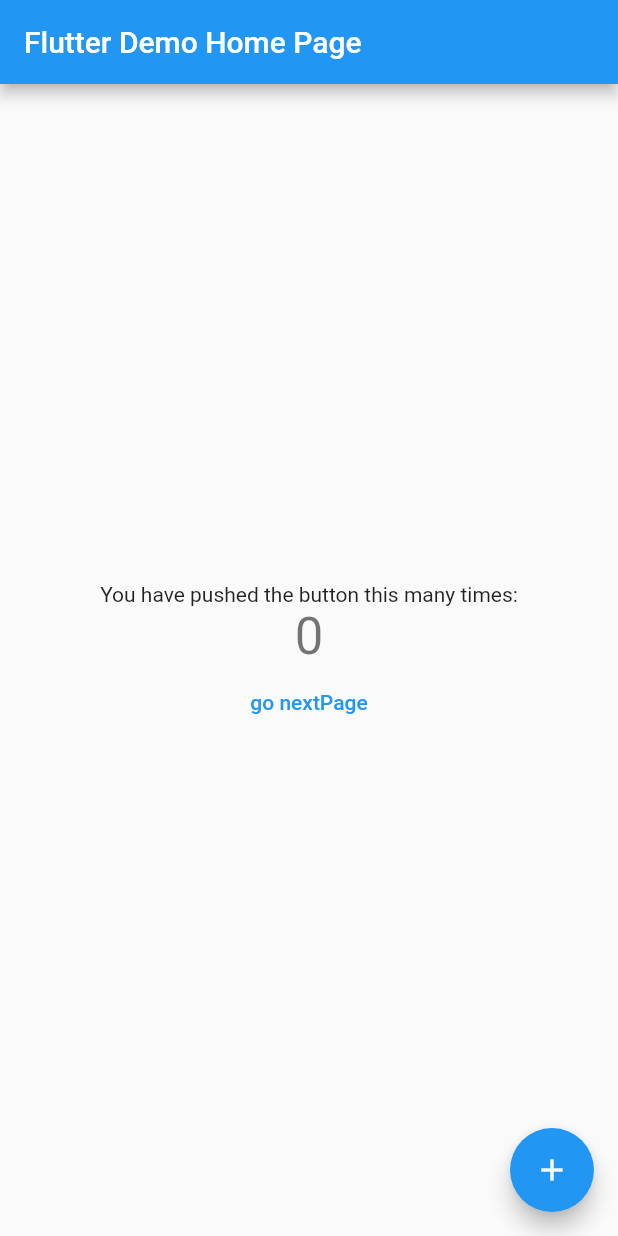
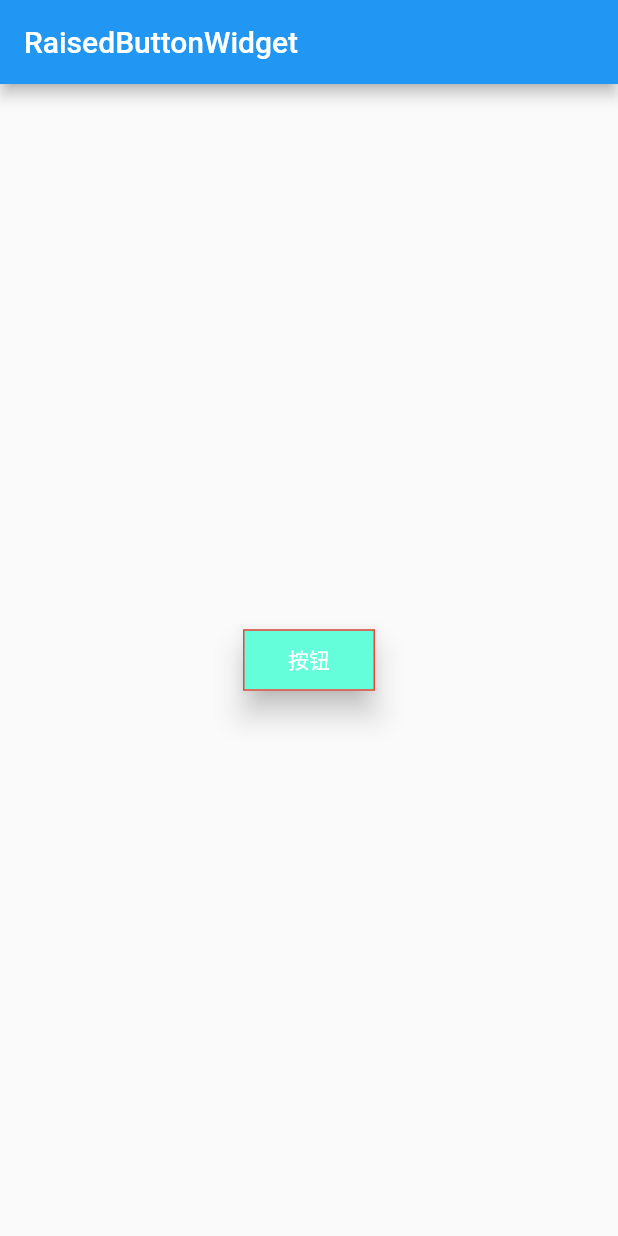
Before and after one commit to bikeming/firstFlutter, a Flutter app: the screen it shows after launch, on a phone screen of 412 x 824 dp. Run offline on Flutter 3.47's test engine with Material 2 defaults, Android fonts, the phone set to English and light mode, and no system bars; our stand-ins replace fluttertoast.

Commit message:
基础控件学习

```diff
--- /dev/null
+++ b/lib/Constants.dart
@@ -0,0 +1,6 @@
+
+class Constants {
+  static const loginText = "登录";
+  static const String userNameText = "用户名";
+  static const String pwdText = "密码";
+}
--- a/lib/main.dart
+++ b/lib/main.dart
@@ -1,76 +1,23 @@
-import 'package:firstflutter/Home.dart';
 import 'package:flutter/material.dart';
+import 'package:http/http.dart' as http;
+import 'LoginPage.dart';
+import 'widgetDemo/TextWidget.dart';
+import 'widgetDemo/ContainerWidget.dart';
+import 'widgetDemo/ImageWidget.dart';
+import 'widgetDemo/TextFieldWidget.dart';
+import 'widgetDemo/RaisedButtonWidget.dart';
 
 void main() => runApp(MyApp());
 
 class MyApp extends StatelessWidget {
-  // This widget is the root of your application.
   @override
   Widget build(BuildContext context) {
     return MaterialApp(
-      title: 'Flutter Demo',
-      theme: ThemeData(
-        primarySwatch: Colors.blue,
-      ),
-      home: MyHomePage(title: 'Flutter Demo Home Page'),
+//      home: new LoginPage(),
+//      home: new TextWidget(),
+//      home: new ContainerWidget(),
+//      home: new TextFieldWidget(),
+      home: new RaisedButtonWidget(),
     );
   }
 }
-
-class MyHomePage extends StatefulWidget {
-  MyHomePage({Key key, this.title}) : super(key: key);
-
-  final String title;
-
-  @override
-  _MyHomePageState createState() => _MyHomePageState();
-}
-
-class _MyHomePageState extends State<MyHomePage> {
-  int _counter = 0;
-
-  void _incrementCounter() {
-    setState(() {
-      _counter++;
-    });
-  }
-
-  @override
-  Widget build(BuildContext context) {
-    return Scaffold(
-      appBar: AppBar(
-        title: Text(widget.title),
-      ),
-      body: Center(
-        child: Column(
-          mainAxisAlignment: MainAxisAlignment.center,
-          children: <Widget>[
-            Text(
-              'You have pushed the button this many times:',
-            ),
-            Text(
-              '$_counter',
-              style: Theme.of(context).textTheme.display1,
-            ),
-            FlatButton(
-              child: Text("go nextPage"),
-              textColor: Colors.blue,
-              onPressed: () {
-                //导航到新路由
-                Navigator.push(context,
-                    new MaterialPageRoute(builder: (context) {
-                  return new Home();
-                }));
-              },
-            ),
-          ],
-        ),
-      ),
-      floatingActionButton: FloatingActionButton(
-        onPressed: _incrementCounter,
-        tooltip: 'Increment',
-        child: Icon(Icons.add),
-      ), // This trailing comma makes auto-formatting nicer for build methods.
-    );
-  }
-}
--- /dev/null
+++ b/lib/widgetDemo/RaisedButtonWidget.dart
@@ -0,0 +1,40 @@
+import 'package:flutter/material.dart';
+import 'package:fluttertoast/fluttertoast.dart';
+
+class RaisedButtonWidget extends StatelessWidget {
+  @override
+  Widget build(BuildContext context) {
+    // TODO: implement build
+    return new Scaffold(
+      appBar: AppBar(
+        title: Text("RaisedButtonWidget"),
+      ),
+      body: Center(
+        child: new RaisedButton(
+          onPressed: _pressed,
+          child: Text("按钮"),
+          textColor: Colors.white,
+          disabledTextColor: Colors.white70,
+          color: Colors.tealAccent,
+          disabledColor: Colors.deepOrange,
+          elevation: 8,
+          padding: EdgeInsets.fromLTRB(30, 10, 30, 10),
+          shape: Border.all(
+            color: Colors.red,
+            width: 1,
+          ),
+        ),
+      ),
+    );
+  }
+
+  void _pressed() {
+    Fluttertoast.showToast(
+        msg: "按钮点击",
+        toastLength: Toast.LENGTH_SHORT,
+        fontSize: 14,
+        gravity: ToastGravity.CENTER,
+        backgroundColor: Colors.blueGrey,
+        textColor: Colors.lightBlue);
+  }
+}
```
Also changed, not shown: lib/Home.dart (deleted, +0 -13 lines), lib/LoginPage.dart (added, +90 -0 lines), lib/widgetDemo/ContainerWidget.dart (added, +30 -0 lines), lib/widgetDemo/ImageWidget.dart (added, +20 -0 lines), lib/widgetDemo/TextFieldWidget.dart (added, +58 -0 lines), lib/widgetDemo/TextWidget.dart (added, +24 -0 lines), pubspec.yaml (+6 -1 lines), lib/images/avator.png (added), 3 other files.
